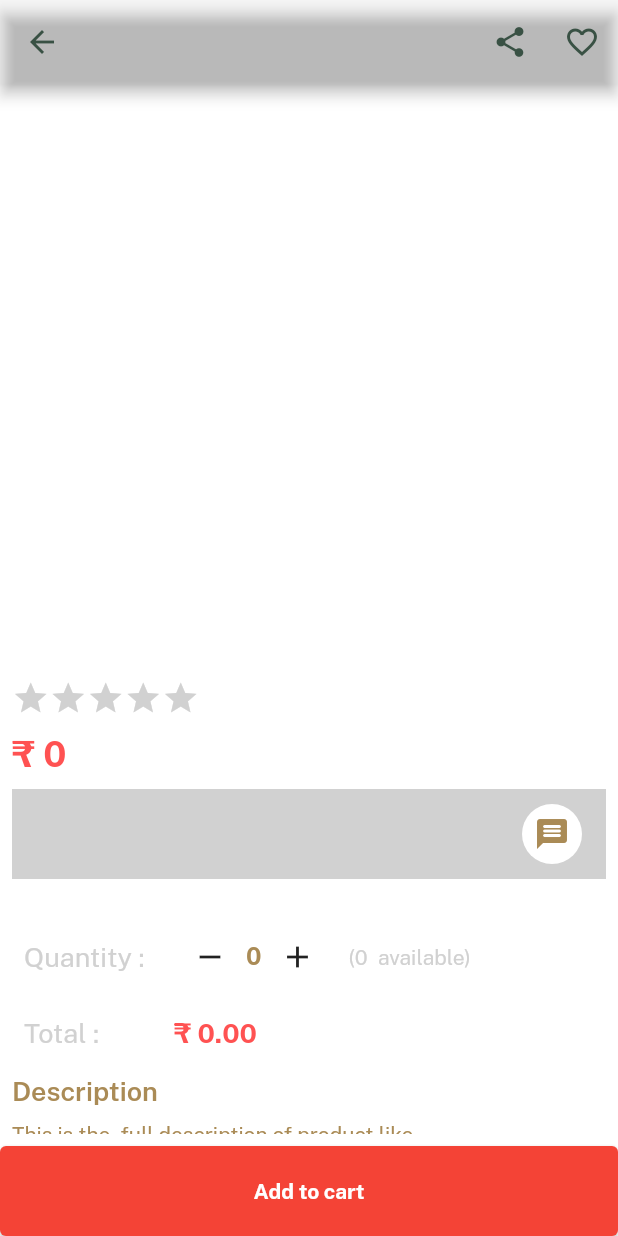
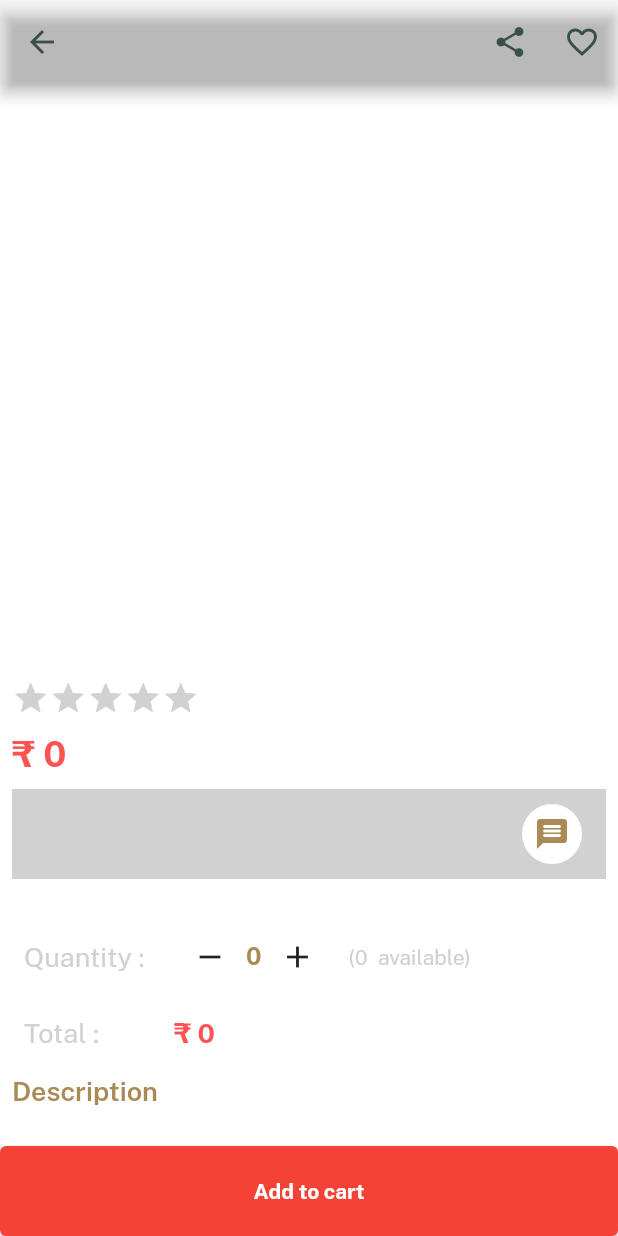
Before and after one commit to TriBhaskar/Flutter-Mobi_Pharma, a Flutter app: the ItemDetails screen opened directly with empty values, after a tap on the "remove" icon, on a phone screen of 412 x 824 dp. Run offline on Flutter 3.47's test engine with Material 2 defaults, Android fonts, the phone set to English and light mode, and no system bars; drawn by our look-alikes of velocity_x; our stand-ins replace cloud_firestore, firebase_auth, firebase_core, firebase_storage, get, image_picker; accounts and stored records are empty; network calls fail.

Commit message:
after adding quantity button and price

```diff
--- /dev/null
+++ b/lib/controllers/product_controller.dart
@@ -0,0 +1,26 @@
+import 'package:get/get.dart';
+import 'package:flutter/services.dart';
+import 'dart:io';
+
+class ProductController extends GetxController{
+
+  var quantity = 0.obs;
+  var totalPrice = 0.obs;
+
+  increaseQuantity(totalQuantity){
+    if(quantity.value<totalQuantity){
+      quantity.value++;
+    }
+}
+
+ decreaseQuantity(){
+  if(quantity.value>0)
+  {quantity.value--;}
+
+ }
+
+ calculateTotalPrice(price){
+  totalPrice.value = price * quantity.value;
+ }
+
+}
--- a/lib/views/category_screen/item_details.dart
+++ b/lib/views/category_screen/item_details.dart
@@ -1,8 +1,9 @@
 import 'package:cloud_firestore/cloud_firestore.dart';
 import 'package:flutter/src/widgets/container.dart';
 import 'package:flutter/src/widgets/framework.dart';
+import 'package:get/get.dart';
 import 'package:mobi_pharma/consts/consts.dart';
-import 'package:mobi_pharma/consts/consts.dart';
+import 'package:mobi_pharma/controllers/product_controller.dart';
 import 'package:mobi_pharma/widgets_common/our_button.dart';
 
 class ItemDetails extends StatelessWidget {
@@ -12,6 +13,8 @@ class ItemDetails extends StatelessWidget {
 
   @override
   Widget build(BuildContext context) {
+    var controller = Get.put(ProductController());
+   // var controller = Get.find<ProductController>();
     return Scaffold(
       backgroundColor: whiteColor,
       appBar: AppBar(
@@ -92,35 +95,41 @@ class ItemDetails extends StatelessWidget {
                                 width: 100,
                                 child: "Quantity :".text.size(18).color(textfieldGrey).make(),
                               ),
-                              Row(
+                              Obx(()=> Row(
                                   children: [
-                                  IconButton(onPressed: (){}, icon: const Icon(Icons.remove)),
-                                  "0".text.size(16).color(darkFontGrey).fontFamily(bold).make(),
-                                  IconButton(onPressed: (){}, icon: const Icon(Icons.add)),
+                                    IconButton(onPressed: (){
+                                      controller.decreaseQuantity();
+                                      controller.calculateTotalPrice(int.parse(data['p_price']));
+                                    },
+                                    icon: const Icon(Icons.remove)),
+                                    controller.quantity.value.text.size(16).color(darkFontGrey).fontFamily(bold).make(),
+                                    IconButton(
+                                      onPressed: (){
+                                      controller.increaseQuantity(int.parse(data['p_quantity']));
+                                      controller.calculateTotalPrice(int.parse(data['p_price']));
+                                    },
+                                    icon: const Icon(Icons.add)),
                                     10.widthBox,
                                     "(${data['p_quantity']}  available)".text.color(textfieldGrey).make(),
                                   ],
+                                ),
                               ),
 
                             ],
                           ).box.padding(const EdgeInsets.all(8)).make(),
 
 
-
-                      Row(
+                            Obx(()=> Row(
                                 children: [
                                   SizedBox(
                                     width: 100,
                                     child: "Total :".text.size(18).color(textfieldGrey).make(),
                                   ),
-                          Row(
-                            children: [
-                              "₹ 0.00".text.color(Colors.redAccent).size(18).fontFamily(bold).make(),
-                            ],
-                          ),
+                                  "₹ ${controller.totalPrice.value}".text.color(Colors.redAccent).size(18).fontFamily(bold).make(),
 
                                 ],
                               ).box.padding(const EdgeInsets.all(8)).make(),
+                            ),
                         ],
                      ).box.white.make(),
 
@@ -128,7 +137,7 @@ class ItemDetails extends StatelessWidget {
                   10.heightBox,
                   "Description".text.size(18).color(darkFontGrey).fontFamily(semibold).make(),
                   10.heightBox,
-                  "This is the  full description of product like symptomssadasdasdasdadad".text.color(darkFontGrey).make(),
+                  "${data['p_desc']}".text.color(darkFontGrey).make(),
                   ],
               ),
             ),
--- a/lib/views/profile_screen/edit_profile_screen.dart
+++ b/lib/views/profile_screen/edit_profile_screen.dart
@@ -32,7 +32,7 @@ class EditProfileScreen extends StatelessWidget {
             //if data image url and controller path is empty
 
          data['imageUrl'] == '' &&  controller.profileImgPath.isEmpty
-            ? Image.asset(imgProfile2, width: 120, fit: BoxFit.cover).box.roundedFull.clip(Clip.antiAlias).make()
+            ? Image.asset(imgProfile2, width: 100, fit: BoxFit.cover).box.roundedFull.clip(Clip.antiAlias).make()
             //if data is not empty but controller path is empty
             :data['imageUrl'] != '' && controller.profileImgPath.isEmpty
             ?
@@ -51,7 +51,7 @@ class EditProfileScreen extends StatelessWidget {
                   controller.changeImage(context);
                  },textColor: whiteColor,title: "Change"),
                  const Divider(),
-                 20.heightBox,
+                 10.heightBox,
                  customTextField(
                   controller: controller.nameController,
                   hint: nameHint,
@@ -72,7 +72,7 @@ class EditProfileScreen extends StatelessWidget {
                   title: newpass,
                   isPass: true
                  ),
-                 20.heightBox,
+                 10.heightBox,
                     controller.isloading.value? const CircularProgressIndicator(
                       valueColor: AlwaysStoppedAnimation(grassColor),
                     ):   SizedBox(
```
Also changed, not shown: lib/views/home_screen/home.dart (+6 -1 lines), lib/views/profile_screen/profile_screen.dart (+0 -8 lines). Lines whose indentation alone changed are shown as unchanged.
